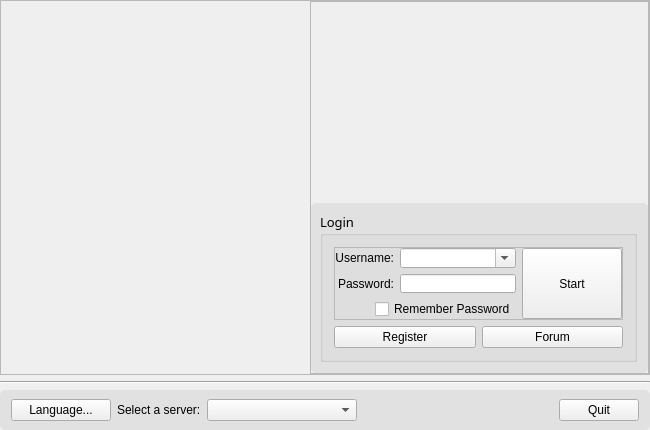
The window that TOPLauncher/MainWidget.ui (BSoD-Ultimate/TOPLauncher) describes before a commit, drawn with Qt 5.
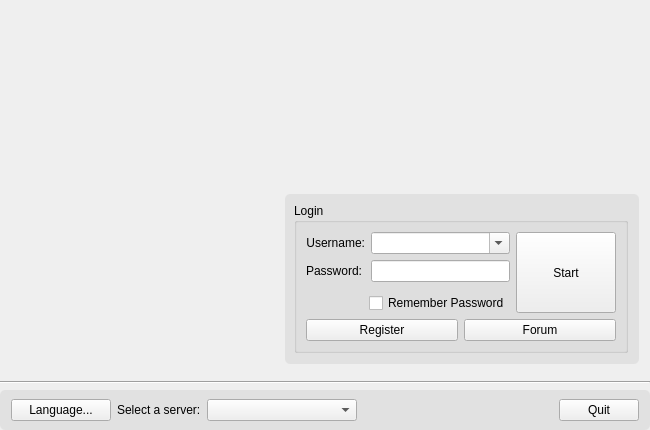
The same window after the commit.

Commit message: use "fusion" style for a better look. correctly set substitution fonts.

Patch:
```diff
--- a/TOPLauncher/MainWidget.ui
+++ b/TOPLauncher/MainWidget.ui
@@ -41,11 +41,7 @@
    <string>TOPLauncher</string>
   </property>
   <property name="styleSheet">
-   <string notr="true">* {
-  font: 10pt &quot;Tahoma&quot;, 9pt &quot;SimSun&quot;,  9pt &quot;宋体&quot;;
-}
-
-QFrame#frameLogin {
+   <string notr="true">QFrame#frameLogin {
   background-color: rgba(211, 211, 211, 128);
   border-radius: 5px;
 }
@@ -72,46 +68,18 @@
     <number>0</number>
    </property>
    <item>
-    <widget class="QFrame" name="frame_2">
-     <property name="locale">
-      <locale language="Chinese" country="China"/>
-     </property>
-     <property name="frameShape">
-      <enum>QFrame::StyledPanel</enum>
-     </property>
-     <property name="frameShadow">
-      <enum>QFrame::Raised</enum>
-     </property>
+    <widget class="QWidget" name="widget" native="true">
      <layout class="QHBoxLayout" name="horizontalLayout_5">
-      <property name="leftMargin">
-       <number>0</number>
-      </property>
-      <property name="topMargin">
-       <number>0</number>
-      </property>
-      <property name="rightMargin">
-       <number>0</number>
-      </property>
-      <property name="bottomMargin">
-       <number>0</number>
-      </property>
+      <item>
+       <widget class="QWidget" name="widget_5" native="true"/>
+      </item>
       <item>
        <widget class="QWidget" name="widget_2" native="true">
-        <property name="sizePolicy">
-         <sizepolicy hsizetype="Expanding" vsizetype="Preferred">
-          <horstretch>0</horstretch>
-          <verstretch>0</verstretch>
-         </sizepolicy>
-        </property>
-       </widget>
-      </item>
-      <item>
-       <widget class="QFrame" name="frame_4">
-        <property name="frameShape">
-         <enum>QFrame::StyledPanel</enum>
-        </property>
-        <property name="frameShadow">
-         <enum>QFrame::Raised</enum>
+        <property name="maximumSize">
+         <size>
+          <width>354</width>
+          <height>16777215</height>
+         </size>
         </property>
         <layout class="QVBoxLayout" name="verticalLayout_5">
          <property name="leftMargin">
@@ -127,10 +95,16 @@
           <number>0</number>
          </property>
          <item>
-          <widget class="QWidget" name="widget" native="true"/>
+          <widget class="QWidget" name="widget_4" native="true"/>
          </item>
          <item>
           <widget class="QFrame" name="frameLogin">
+           <property name="minimumSize">
+            <size>
+             <width>354</width>
+             <height>170</height>
+            </size>
+           </property>
            <property name="maximumSize">
             <size>
              <width>16777215</width>
@@ -164,47 +138,42 @@
                 <height>150</height>
                </size>
               </property>
-              <property name="font">
-               <font>
-                <family>Tahoma,9pt SimSun,9pt 宋体</family>
-                <pointsize>10</pointsize>
-                <weight>50</weight>
-                <italic>false</italic>
-                <bold>false</bold>
-               </font>
-              </property>
               <property name="title">
                <string>Login</string>
               </property>
               <layout class="QVBoxLayout" name="verticalLayout_6">
-               <item>
-                <widget class="QFrame" name="frame_3">
-                 <property name="frameShape">
-                  <enum>QFrame::StyledPanel</enum>
-                 </property>
-                 <property name="frameShadow">
-                  <enum>QFrame::Raised</enum>
-                 </property>
-                 <layout class="QHBoxLayout" name="horizontalLayout_4">
                   <property name="leftMargin">
-                   <number>0</number>
+                <number>9</number>
                   </property>
                   <property name="topMargin">
-                   <number>0</number>
+                <number>9</number>
                   </property>
                   <property name="rightMargin">
-                   <number>0</number>
+                <number>9</number>
                   </property>
                   <property name="bottomMargin">
-                   <number>0</number>
+                <number>9</number>
                   </property>
                   <item>
-                   <layout class="QVBoxLayout" name="verticalLayout_4">
-                    <item>
+                <widget class="QWidget" name="widget_3" native="true">
                      <layout class="QHBoxLayout" name="horizontalLayout">
+                  <property name="leftMargin">
+                   <number>0</number>
+                  </property>
+                  <property name="topMargin">
+                   <number>0</number>
+                  </property>
+                  <property name="rightMargin">
+                   <number>0</number>
+                  </property>
+                  <property name="bottomMargin">
+                   <number>0</number>
+                  </property>
                       <item>
-                       <layout class="QVBoxLayout" name="verticalLayout_3">
+                   <layout class="QVBoxLayout" name="verticalLayout">
                         <item>
+                     <layout class="QFormLayout" name="formLayout">
+                      <item row="0" column="0">
                          <widget class="QLabel" name="labelUsername">
                           <property name="locale">
                            <locale language="English" country="UnitedStates"/>
@@ -217,24 +186,7 @@
                           </property>
                          </widget>
                         </item>
-                        <item>
-                         <widget class="QLabel" name="labelPassword">
-                          <property name="locale">
-                           <locale language="English" country="UnitedStates"/>
-                          </property>
-                          <property name="text">
-                           <string>Password:</string>
-                          </property>
-                          <property name="alignment">
-                           <set>Qt::AlignRight|Qt::AlignTrailing|Qt::AlignVCenter</set>
-                          </property>
-                         </widget>
-                        </item>
-                       </layout>
-                      </item>
-                      <item>
-                       <layout class="QVBoxLayout" name="verticalLayout">
-                        <item>
+                      <item row="0" column="1">
                          <widget class="QComboBox" name="comboUsername">
                           <property name="locale">
                            <locale language="English" country="UnitedStates"/>
@@ -244,7 +196,20 @@
                           </property>
                          </widget>
                         </item>
-                        <item>
+                      <item row="1" column="0">
+                       <widget class="QLabel" name="labelPassword">
+                        <property name="locale">
+                         <locale language="English" country="UnitedStates"/>
+                        </property>
+                        <property name="text">
+                         <string>Password:</string>
+                        </property>
+                        <property name="alignment">
+                         <set>Qt::AlignRight|Qt::AlignTrailing|Qt::AlignVCenter</set>
+                        </property>
+                       </widget>
+                      </item>
+                      <item row="1" column="1">
                          <widget class="QLineEdit" name="editPassword">
                           <property name="locale">
                            <locale language="English" country="UnitedStates"/>
@@ -259,8 +224,6 @@
                            <bool>true</bool>
                           </property>
                          </widget>
-                        </item>
-                       </layout>
                       </item>
                      </layout>
                     </item>
```
Lines whose indentation alone changed are shown as unchanged. The commit also changes 7 other files.
